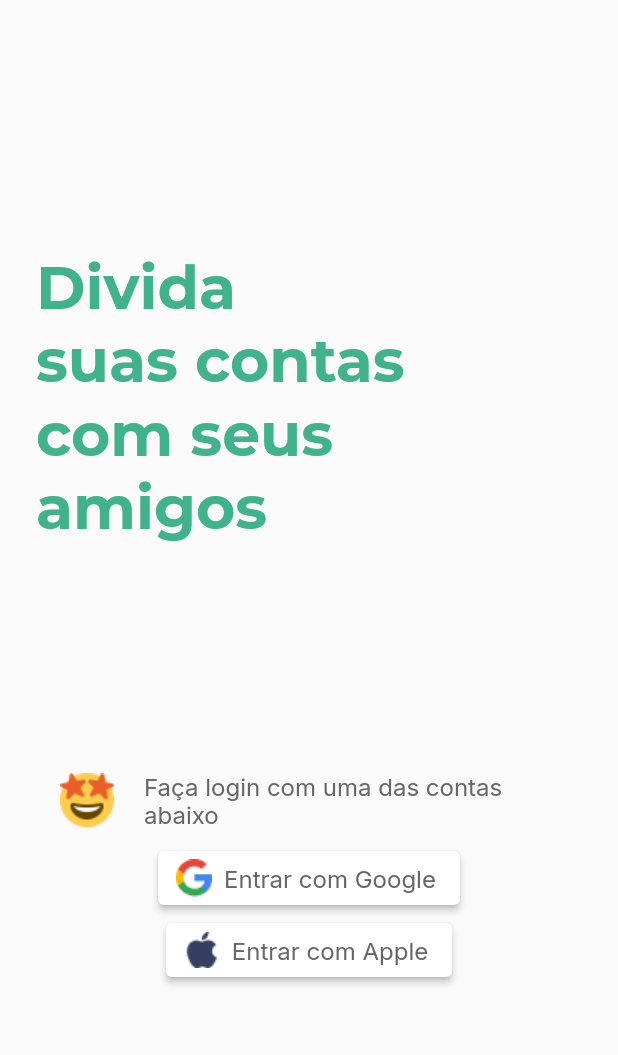
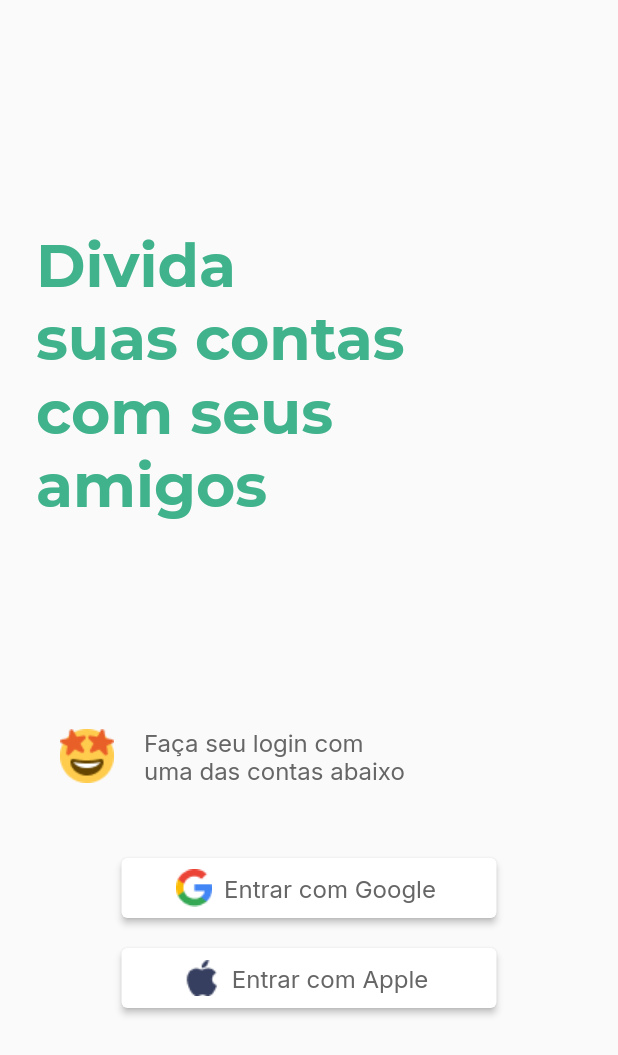
Before and after one commit to Felipe1209/split-it, a Flutter app: the screen it shows after launch, after a tap on "Entrar com Google", on a phone screen of 412 x 824 dp. Shown: the top 1055 px of the screen. Run offline on Flutter 3.47's test engine with Material 2 defaults, Android fonts, the phone set to English and light mode, and no system bars; our stand-ins replace firebase_core, google_fonts, google_sign_in; accounts and stored records are empty.

Commit message:
If applied, this commit will:
Configure Firebase for Android

```diff
--- a/lib/app_widget.dart
+++ b/lib/app_widget.dart
@@ -1,4 +1,5 @@
 import 'package:flutter/material.dart';
+import 'package:split_it/modules/error/error_page.dart';
 import 'package:split_it/modules/login/login_page.dart';
 import 'package:split_it/modules/splash/splash_page.dart';
 
@@ -8,13 +9,14 @@ class AppWidget extends StatelessWidget {
   @override
   Widget build(BuildContext context) {
     return MaterialApp(
-      debugShowCheckedModeBanner: false,
-      title: 'Split.it',
-      initialRoute: '/login',
-      routes:{
-        '/splash' : (context) => SplashPage(),
-        '/login' : (context) => LoginPage()
-      }
+        debugShowCheckedModeBanner: false,
+        title: 'Split.it',
+        initialRoute: '/splash',
+        routes:{
+          '/splash' : (context) => SplashPage(),
+          '/login' : (context) => LoginPage(),
+          '/error' : (context) => ErrorPage()
+        }
     );
   }
 }
--- a/lib/main.dart
+++ b/lib/main.dart
@@ -2,5 +2,6 @@ import 'package:flutter/material.dart';
 import 'app_widget.dart';
 
 void main() {
+  WidgetsFlutterBinding.ensureInitialized();
   runApp(AppWidget());
 }
--- /dev/null
+++ b/lib/modules/error/error_page.dart
@@ -0,0 +1,14 @@
+import 'package:flutter/material.dart';
+
+class ErrorPage extends StatelessWidget {
+  const ErrorPage({Key? key}) : super(key: key);
+
+  @override
+  Widget build(BuildContext context) {
+    return Scaffold(
+      body: Center(
+        child: Text('Erro na inicialização do Firebase!'),
+      ),
+    );
+  }
+}
--- a/lib/modules/login/login_button_widget.dart
+++ b/lib/modules/login/login_button_widget.dart
@@ -15,13 +15,17 @@ class LoginButtonWidget extends StatelessWidget {
 
   @override
   Widget build(BuildContext context) {
-    return ElevatedButton.icon(
-      icon: Image.asset(image),
-      label: Text(label, style: AppTextStyles.loginButtons),
-      style: ElevatedButton.styleFrom(
-        primary: AppColors.white
+    return Container(
+      width: 250,
+      height: 40,
+      child: ElevatedButton.icon(
+        icon: Image.asset(image),
+        label: Text(label, style: AppTextStyles.loginButtons),
+        style: ElevatedButton.styleFrom(
+          primary: AppColors.white
+        ),
+        onPressed: onPressed,
       ),
-      onPressed: onPressed,
     );
   }
 }
--- a/lib/modules/login/login_page.dart
+++ b/lib/modules/login/login_page.dart
@@ -1,4 +1,5 @@
 import 'package:flutter/material.dart';
+import 'package:google_sign_in/google_sign_in.dart';
 import 'package:split_it/core/core.dart';
 import 'package:split_it/modules/login/login_button_widget.dart';
 
@@ -24,10 +25,25 @@ class _LoginPageState extends State<LoginPage> {
               children: [
                 ListTile(
                   leading: Image.asset(AppImages.emoji),
-                  title: Text('Faça login com uma das contas abaixo', style: AppTextStyles.loginButtons),
+                  title: Text('Faça seu login com\numa das contas abaixo', style: AppTextStyles.loginButtons),
                 ),
-                LoginButtonWidget(image: AppImages.google, label: 'Entrar com Google', onPressed: (){}),
-                LoginButtonWidget(image: AppImages.apple, label: 'Entrar com Apple', onPressed: (){}),
+                SizedBox(height: 40),
+                LoginButtonWidget(image: AppImages.google, label: 'Entrar com Google',
+                    onPressed: () async{
+                      GoogleSignIn _googleSignIn = GoogleSignIn(
+                        scopes: [
+                          'email',
+                        ],);
+                      try {
+                        final response = await _googleSignIn.signIn();
+                        print(response);
+                      } catch (e){
+                        print(e);
+                      }
+                    }),
+                SizedBox(height: 20),
+                LoginButtonWidget(image: AppImages.apple, label: 'Entrar com Apple',
+                    onPressed: (){}),
               ],
             )
           ],
--- a/lib/modules/splash/splash_page.dart
+++ b/lib/modules/splash/splash_page.dart
@@ -1,9 +1,31 @@
+import 'package:firebase_core/firebase_core.dart';
 import 'package:flutter/material.dart';
 import 'package:split_it/core/core.dart';
 import 'package:split_it/modules/splash/image_widget.dart';
 
-class SplashPage extends StatelessWidget {
+class SplashPage extends StatefulWidget {
   const SplashPage({Key? key}) : super(key: key);
+
+  @override
+  _SplashPageState createState() => _SplashPageState();
+}
+
+class _SplashPageState extends State<SplashPage> {
+  void initializeFirebase() async{
+    try{
+      await Firebase.initializeApp();
+      await Future.delayed(Duration(seconds: 2)).
+      then((value) => Navigator.pushReplacementNamed(context, '/login'));
+    }catch (e){
+      Navigator.pushReplacementNamed(context, '/error');
+    }
+  }
+
+  @override
+  void initState() {
+    initializeFirebase();
+    super.initState();
+  }
 
   @override
   Widget build(BuildContext context) {
--- a/pubspec.yaml
+++ b/pubspec.yaml
@@ -16,6 +16,8 @@ dependencies:
 
   cupertino_icons: ^1.0.2
   google_fonts: ^2.1.0
+  firebase_core: ^1.2.0
+  google_sign_in: ^5.0.4
 
 dev_dependencies:
   flutter_test:
```
Also changed, not shown: pubspec.lock, 5 other files.
